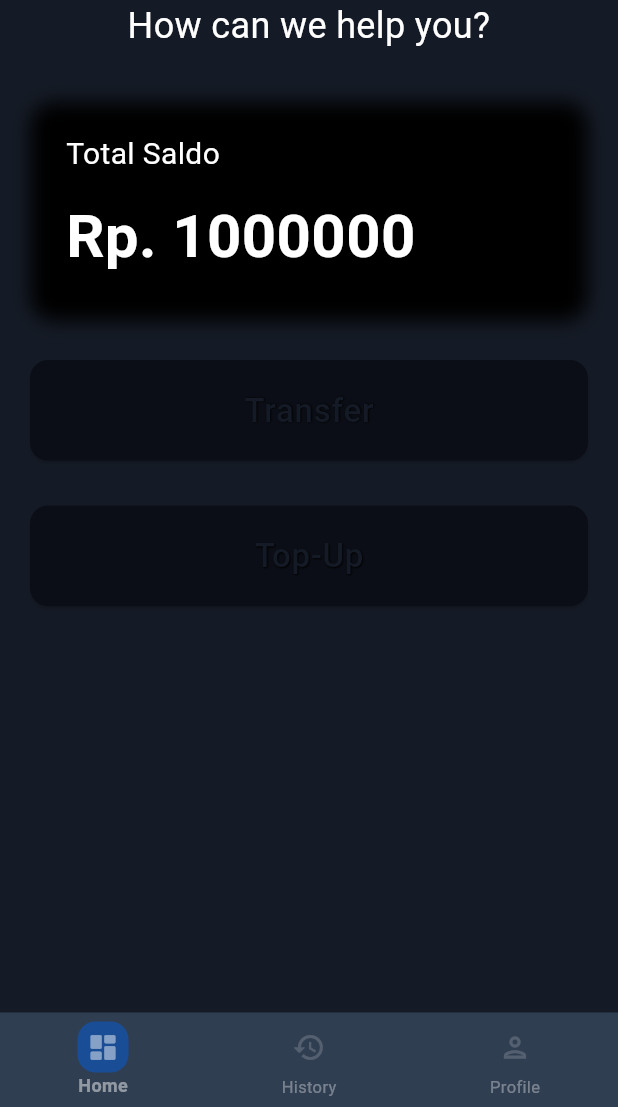
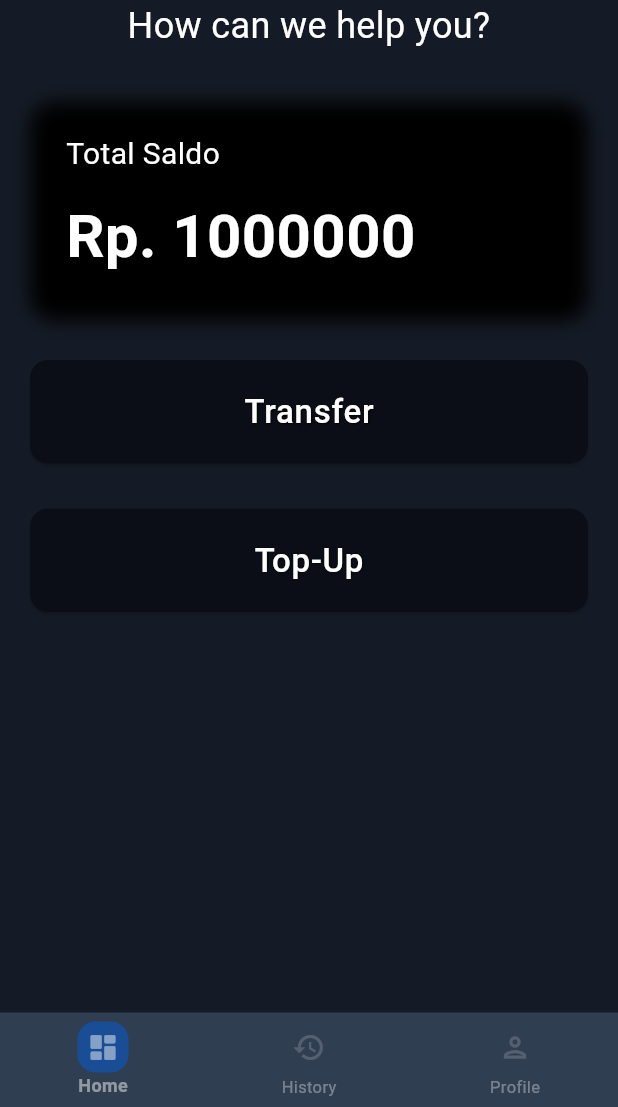
Before and after one commit to IgnatiusJonathan/Payment-Process, a Flutter app: the screen it shows after launch, on a phone screen of 412 x 824 dp, the part 129-1236 px from its top. Run offline on Flutter 3.47's test engine with Material 3 defaults, Android fonts, the phone set to English and light mode, and no system bars; our stand-ins replace flutter_riverpod; missing offline and left inert: sqlite_async, sticky_grouped_list.

Commit message:
Fix warna text tombol + perbaiki koneksi ke checkout

```diff
--- a/lib/screens/home_screen.dart
+++ b/lib/screens/home_screen.dart
@@ -99,9 +99,9 @@ class _HomeScreenState extends ConsumerState<HomeScreen> {
                       borderRadius: BorderRadius.circular(12)
                       ),
                     ),
-                  child: const Text(
+                  child: Text(
                     "Transfer",
-                    style: TextStyle(
+                    style: Theme.of(context).textTheme.bodyLarge!.copyWith(
                       fontSize: 22,
                       fontWeight: FontWeight.w500,
                       letterSpacing: 0.5,
@@ -152,9 +152,9 @@ class _HomeScreenState extends ConsumerState<HomeScreen> {
                       borderRadius: BorderRadiusGeometry.circular(12)
                       ),
                     ),
-                  child: const Text(
+                  child: Text(
                     "Top-Up",
-                    style: TextStyle(
+                    style: Theme.of(context).textTheme.bodyLarge!.copyWith(
                       fontSize: 22,
                       fontWeight: FontWeight.w500,
                       letterSpacing: 0.5,
```
Also changed, not shown: lib/widgets/transfer_popup.dart (+11 -8 lines).
